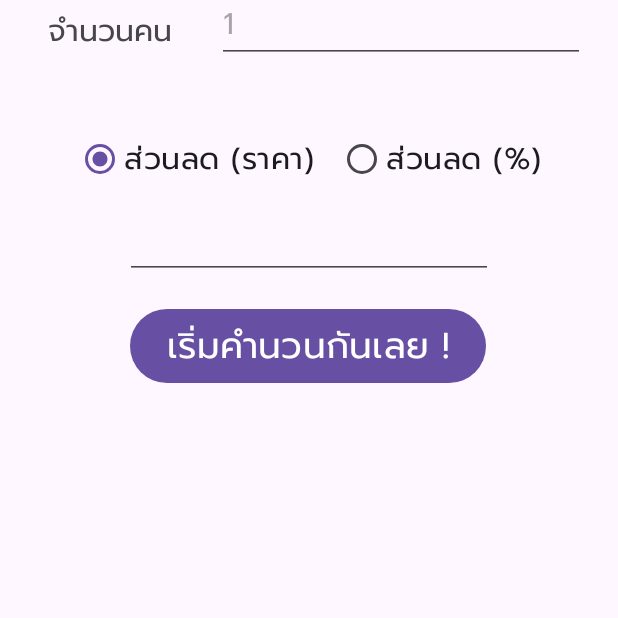
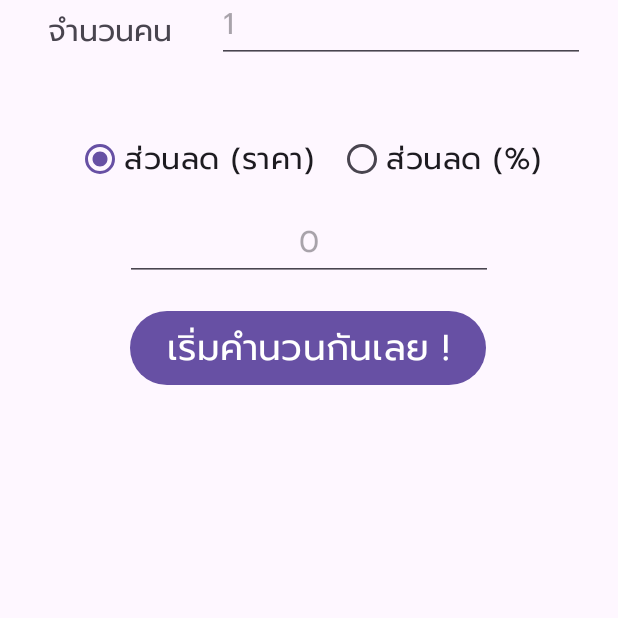
Before and after one commit to DucKyWay/finance-management, an Android app: the BuffetCalculatorActivity screen opened directly, with no data from a screen before it, on a phone screen of 412 x 824 dp, the part 618-1236 px from its top. Run offline under Robolectric (Android 15) with nearby library versions, the phone set to English and light mode, and no system bars.

```diff
--- a/app/src/main/java/com/suphawinee/financeManagement/BuffetCalculatorActivity.java
+++ b/app/src/main/java/com/suphawinee/financeManagement/BuffetCalculatorActivity.java
@@ -25,26 +25,12 @@ public class BuffetCalculatorActivity extends AppCompatActivity {
     private RadioGroup SaleRadio;
     private EditText Sale;
 
-    private Double TotalPrice;
-    private Double TotalPricePerUnit;
+    private double TotalPrice = 0.0;
+    private double TotalPricePerUnit = 0.0;
 
-    @Override
-    protected void onCreate(Bundle savedInstanceState) {
-        super.onCreate(savedInstanceState);
-        setContentView(R.layout.buffet_calculator);
-
-        // Input Variable
-        PricePerUnit = findViewById(R.id.inputBcPricePerUnit);
-        DrinkPricePerUnit = findViewById(R.id.inputBcDrinkerPrice);
-        isTax = findViewById(R.id.switchBcTax);
-        SerCharge = findViewById(R.id.inputBcServiceCharge);
-        Tips = findViewById(R.id.inputBcTips);
-        HeadCount = findViewById(R.id.inputBcHeadCount);
-        Sale = findViewById(R.id.inputBcSale);
-
-        Button Calculator = findViewById(R.id.buttonBcCalculator);
-        Calculator.setOnClickListener(view -> {
-
+    private final View.OnClickListener calculateListener = new View.OnClickListener() {
+        @Override
+        public void onClick(View view) {
             // Get Variable String
             String priceText = PricePerUnit.getText().toString();
             String drinkerText = DrinkPricePerUnit.getText().toString();
@@ -89,7 +75,26 @@ public class BuffetCalculatorActivity extends AppCompatActivity {
             } else {
                 RequiredFieldsErrorPopup();
             }
-        });
+        }
+    };
+
+    @Override
+    protected void onCreate(Bundle savedInstanceState) {
+        super.onCreate(savedInstanceState);
+        setContentView(R.layout.buffet_calculator);
+
+        // Input Variable
+        PricePerUnit = findViewById(R.id.inputBcPricePerUnit);
+        DrinkPricePerUnit = findViewById(R.id.inputBcDrinkerPrice);
+        isTax = findViewById(R.id.switchBcTax);
+        SerCharge = findViewById(R.id.inputBcServiceCharge);
+        Tips = findViewById(R.id.inputBcTips);
+        HeadCount = findViewById(R.id.inputBcHeadCount);
+        Sale = findViewById(R.id.inputBcSale);
+        SaleRadio = findViewById(R.id.radioSale);
+
+        Button Calculator = findViewById(R.id.buttonBcCalculator);
+        Calculator.setOnClickListener(calculateListener);
     }
 
     @SuppressLint("SetTextI18n")
@@ -107,9 +112,9 @@ public class BuffetCalculatorActivity extends AppCompatActivity {
         titleTextView.setText("ค่าอาหารมื้อนี้");
         TextView messageTextView = customLayout.findViewById(R.id.messageText);
         messageTextView.setText(
-            "ราคาต่อคน: " + totalPricePerUnit + "\n" +
-            "จำนวนคนในกลุ่ม: " + headcount + "\n" +
-            "ราคารวมทั้งหมด: " + totalPrice
+            "ราคาต่อคน: " + totalPricePerUnit + " บาท\n" +
+            "จำนวนคนในกลุ่ม: " + headcount + " คน\n" +
+            "ราคารวมทั้งหมด: " + totalPrice + "บาท"
         );
 
         builder.setPositiveButton("คำนวนใหม่", (dialog, which) -> dialog.dismiss());
--- a/app/src/main/res/layout/buffet_calculator.xml
+++ b/app/src/main/res/layout/buffet_calculator.xml
@@ -186,6 +186,7 @@
         android:layout_height="wrap_content"
         android:paddingTop="8sp"
         android:ems="8"
+        android:hint="@string/bcHint_sale"
         android:textAlignment="center"
         android:inputType="number"
         app:layout_constraintEnd_toEndOf="parent"
--- a/app/src/main/res/values/strings.xml
+++ b/app/src/main/res/values/strings.xml
@@ -22,4 +22,5 @@
         <string name="bcHint_serviceCharge">10</string>
         <string name="bcHint_tips">10</string>
         <string name="bcHint_headCount">1</string>
+        <string name="bcHint_sale">0</string>
 </resources>
```
Also changed, not shown: 1 other file.
